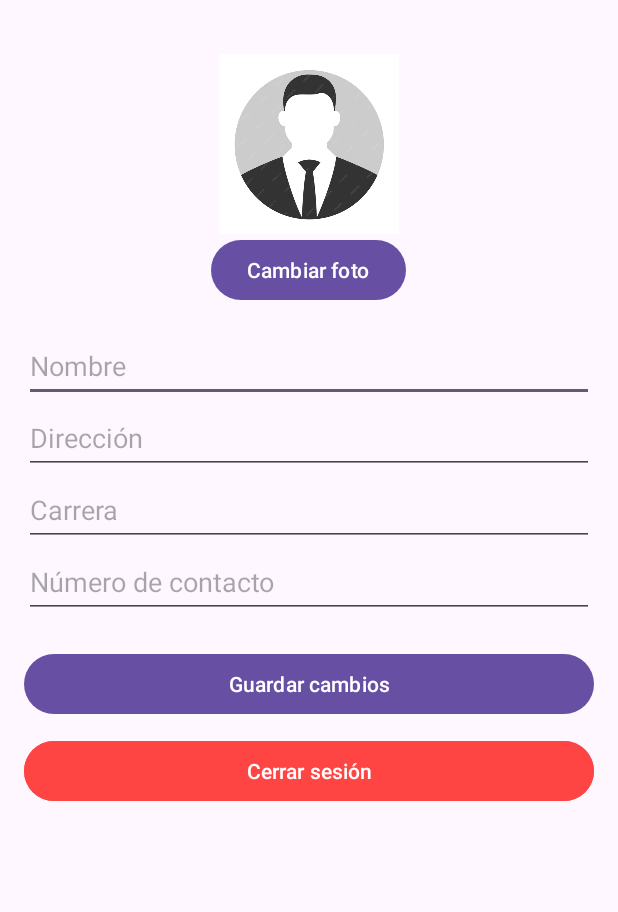
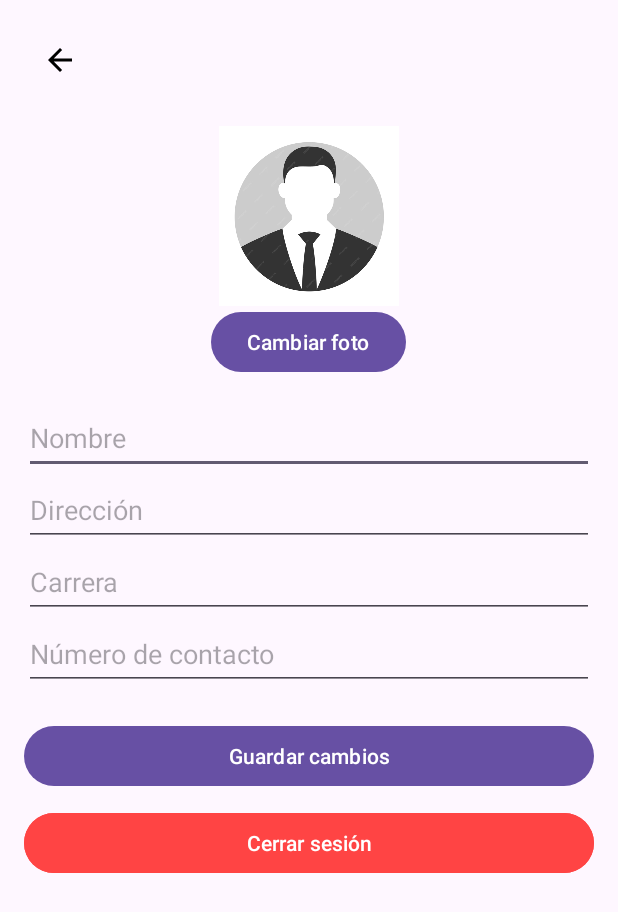
Before and after one commit to Nicom1123/Unimarket-USC, an Android app: the layout perfil.xml on its own in the app's theme, with its tools: preview values and no code run, on a phone screen of 412 x 824 dp. Shown: the top 912 px of the screen. Run offline under Robolectric (Android 15) with nearby library versions, the phone set to English and light mode, and no system bars.

Commit message:
edicion perfil y categorias

```diff
--- a/app/src/main/res/layout/perfil.xml
+++ b/app/src/main/res/layout/perfil.xml
@@ -2,6 +2,21 @@
     android:layout_width="match_parent"
     android:layout_height="match_parent"
     android:padding="16dp">
+
+    <LinearLayout
+        android:layout_width="match_parent"
+        android:layout_height="wrap_content"
+        android:orientation="vertical">
+
+        <!-- Botón Volver -->
+        <ImageButton
+            android:id="@+id/Btnvolver"
+            android:layout_width="48dp"
+            android:layout_height="48dp"
+            android:background="@android:color/transparent"
+            android:contentDescription="Volver"
+            android:src="@drawable/ic_arrow_back"
+            android:layout_gravity="start"/>
 
         <LinearLayout
             android:layout_width="match_parent"
@@ -14,10 +29,9 @@
                 android:id="@+id/imgPerfil"
                 android:layout_width="120dp"
                 android:layout_height="120dp"
-            android:src="@drawable/perfil_usuario"
+                android:layout_marginTop="20dp"
                 android:scaleType="centerCrop"
-            android:layout_marginTop="20dp"
-            />
+                android:src="@drawable/perfil_usuario" />
 
             <Button
                 android:id="@+id/btnCambiarImagen"
@@ -46,7 +60,6 @@
                 android:layout_height="48dp"
                 android:hint="Carrera" />
 
-
             <EditText
                 android:id="@+id/etContacto"
                 android:layout_width="match_parent"
@@ -70,4 +83,5 @@
                 android:backgroundTint="@android:color/holo_red_light"
                 android:layout_marginTop="10dp"/>
         </LinearLayout>
+    </LinearLayout>
 </ScrollView>
```
Also changed, not shown: app/src/main/java/com/example/unimarketusc/categoria_libreria.kt (+5 -2 lines), app/src/main/java/com/example/unimarketusc/categoria_papeleria.kt (+5 -2 lines), app/src/main/java/com/example/unimarketusc/categoria_ropa.kt (+8 -0 lines), app/src/main/java/com/example/unimarketusc/categoria_tecnologia.kt (+8 -0 lines), app/src/main/java/com/example/unimarketusc/perfil.kt (+9 -0 lines). Lines whose indentation alone changed are shown as unchanged.
